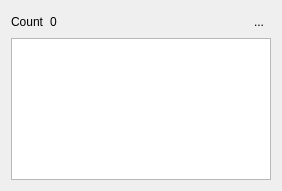
Old version of the form ui/AverageViewTable.ui in the repository MonroeQuantumNetworks/IonControl.
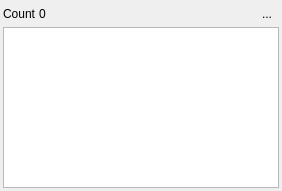
New version of the form. Icons and pictures are not drawn.

Commit message: implement average table vire

```diff
--- a/ui/AverageViewTable.ui
+++ b/ui/AverageViewTable.ui
@@ -14,8 +14,17 @@
    <string>Form</string>
   </property>
   <layout class="QVBoxLayout" name="verticalLayout">
+   <property name="spacing">
+    <number>3</number>
+   </property>
+   <property name="margin">
+    <number>3</number>
+   </property>
    <item>
     <layout class="QHBoxLayout" name="horizontalLayout">
+     <property name="spacing">
+      <number>3</number>
+     </property>
      <item>
       <widget class="QLabel" name="label">
        <property name="text">
```
The commit also changes 3 other files.
